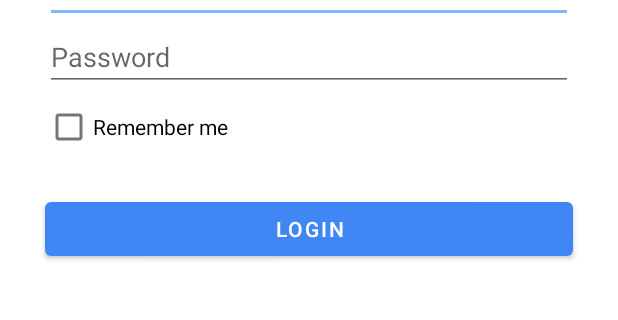
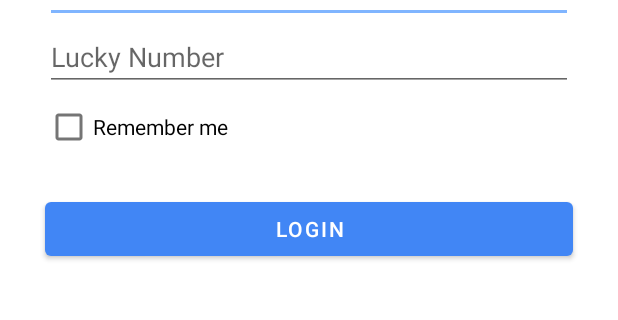
Before and after one commit to yalematta/datastore-demo, an Android app: the screen it shows after launch (LoginActivity), on a phone screen of 412 x 824 dp, the part 603-923 px from its top. Run offline under Robolectric (Android 15) with nearby library versions, the phone set to English and light mode, and no system bars; 2 statements that could not run were skipped.

Commit message:
add lucky number field

```diff
--- a/app/src/main/java/com/yalematta/datastore_demo/viewmodel/LoginViewModel.kt
+++ b/app/src/main/java/com/yalematta/datastore_demo/viewmodel/LoginViewModel.kt
@@ -13,10 +13,11 @@ class LoginViewModel(private val userPreferencesRepository: UserPreferencesRepos
 
     val userPreferencesFlow = userPreferencesRepository.userPreferencesFlow.asLiveData()
 
-    fun saveUserPreferences(username: String, remember: Boolean) {
+    fun saveUserPreferences(remember: Boolean, username: String, luckyNumber: Int) {
         viewModelScope.launch(Dispatchers.IO) {
+            userPreferencesRepository.updateRemember(remember)
             userPreferencesRepository.updateUsername(username)
-            userPreferencesRepository.updateRemember(remember)
+            userPreferencesRepository.updateLuckyNumber(luckyNumber)
         }
     }
 
--- a/app/src/main/res/layout/activity_login.xml
+++ b/app/src/main/res/layout/activity_login.xml
@@ -26,26 +26,27 @@
         android:layout_marginStart="30dp"
         android:layout_marginEnd="30dp"
         app:layout_constraintStart_toStartOf="parent"
-        app:layout_constraintBottom_toTopOf="@+id/password" />
+        app:layout_constraintBottom_toTopOf="@+id/luckyNumber" />
 
     <EditText
-        android:id="@+id/password"
+        android:id="@+id/luckyNumber"
         android:layout_width="match_parent"
         android:layout_height="wrap_content"
-        android:autofillHints="@string/password"
-        android:hint="@string/password"
-        android:inputType="textPassword"
+        android:autofillHints="@string/lucky_number"
+        android:hint="@string/lucky_number"
+        android:inputType="number"
         android:layout_marginStart="30dp"
         android:layout_marginEnd="30dp"
         app:layout_constraintTop_toTopOf="parent"
         app:layout_constraintBottom_toBottomOf="parent"
-        app:layout_constraintStart_toStartOf="parent" />
+        app:layout_constraintStart_toStartOf="parent"
+        android:maxLength="2"/>
 
     <CheckBox
         android:id="@+id/remember"
         android:layout_width="wrap_content"
         android:layout_height="wrap_content"
-        app:layout_constraintTop_toBottomOf="@+id/password"
+        app:layout_constraintTop_toBottomOf="@+id/luckyNumber"
         app:layout_constraintStart_toStartOf="parent"
         android:layout_marginStart="30dp"
         android:layout_marginEnd="30dp"
--- a/app/src/main/res/values/strings.xml
+++ b/app/src/main/res/values/strings.xml
@@ -8,5 +8,5 @@
     <string name="welcome_user">Welcome %s!</string>
     <string name="welcome">Welcome!</string>
     <string name="logout">Logout</string>
-    <string name="password">Password</string>
+    <string name="lucky_number">Lucky Number</string>
 </resources>
```
Also changed, not shown: app/src/main/java/com/yalematta/datastore_demo/LoginActivity.kt (+7 -1 lines), app/src/main/java/com/yalematta/datastore_demo/WelcomeActivity.kt (+10 -0 lines), app/src/main/java/com/yalematta/datastore_demo/repository/UserPreferencesRepository.kt (+12 -0 lines), app/src/main/res/layout/activity_welcome.xml (+17 -3 lines), 1 other file.
